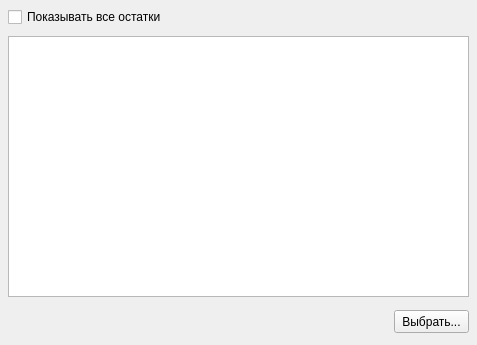
Above: app/frmselect.ui from sergey4475/profi_new before the change. Below: the same form after it.
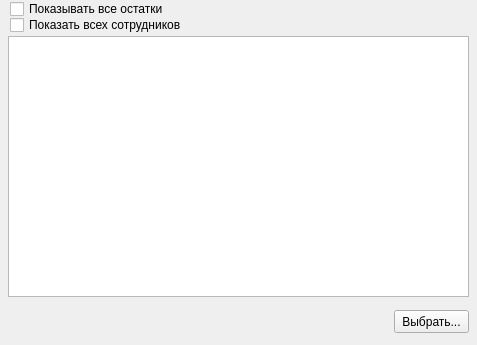
That is the form after the change.

The edit to the form file:
```diff
--- a/app/frmselect.ui
+++ b/app/frmselect.ui
@@ -45,8 +45,8 @@
   <widget class="QCheckBox" name="all_ostatki">
    <property name="geometry">
     <rect>
-     <x>8</x>
-     <y>8</y>
+     <x>10</x>
+     <y>0</y>
      <width>153</width>
      <height>18</height>
     </rect>
@@ -55,6 +55,19 @@
     <string>Показывать все остатки</string>
    </property>
   </widget>
+  <widget class="QCheckBox" name="all_sotr">
+   <property name="geometry">
+    <rect>
+     <x>10</x>
+     <y>16</y>
+     <width>171</width>
+     <height>18</height>
+    </rect>
+   </property>
+   <property name="text">
+    <string>Показать всех сотрудников</string>
+   </property>
+  </widget>
  </widget>
  <resources/>
  <connections/>
```
